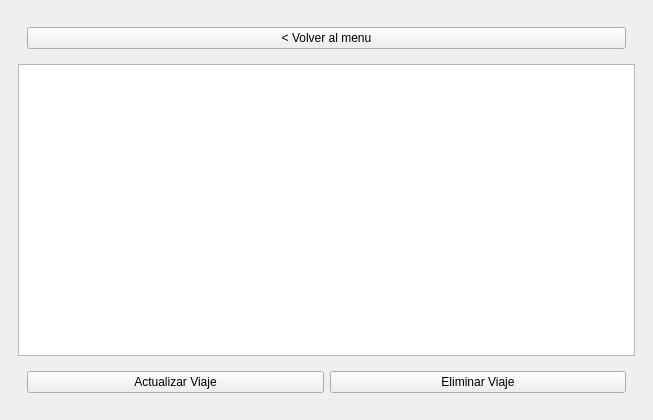
Qt form misviajes.ui (ilopjim13/PersistenciaDatos_PyQT) before a commit.
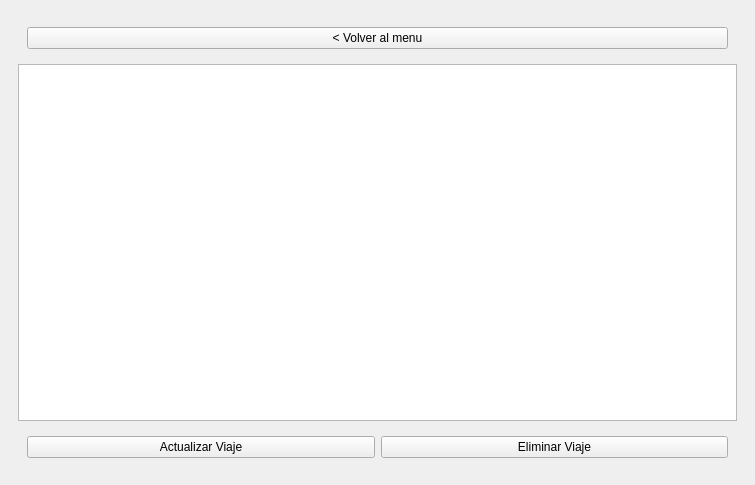
The same form after that commit.

Commit message: pantalla minimo gestionada

What changed in the file:
```diff
--- a/misviajes.ui
+++ b/misviajes.ui
@@ -6,10 +6,16 @@
    <rect>
     <x>0</x>
     <y>0</y>
-    <width>653</width>
-    <height>420</height>
+    <width>755</width>
+    <height>485</height>
    </rect>
   </property>
+  <property name="minimumSize">
+   <size>
+    <width>755</width>
+    <height>485</height>
+   </size>
+  </property>
   <property name="windowTitle">
    <string>Gestión de Viajes</string>
   </property>
```
The commit also changes 1 other file.
